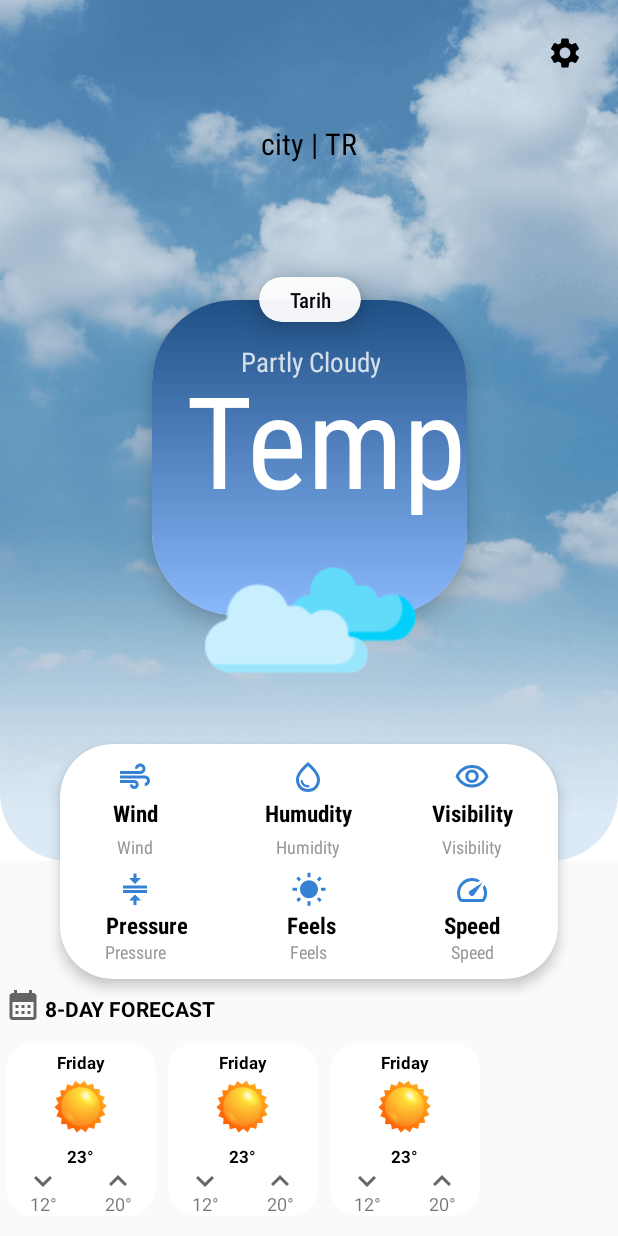
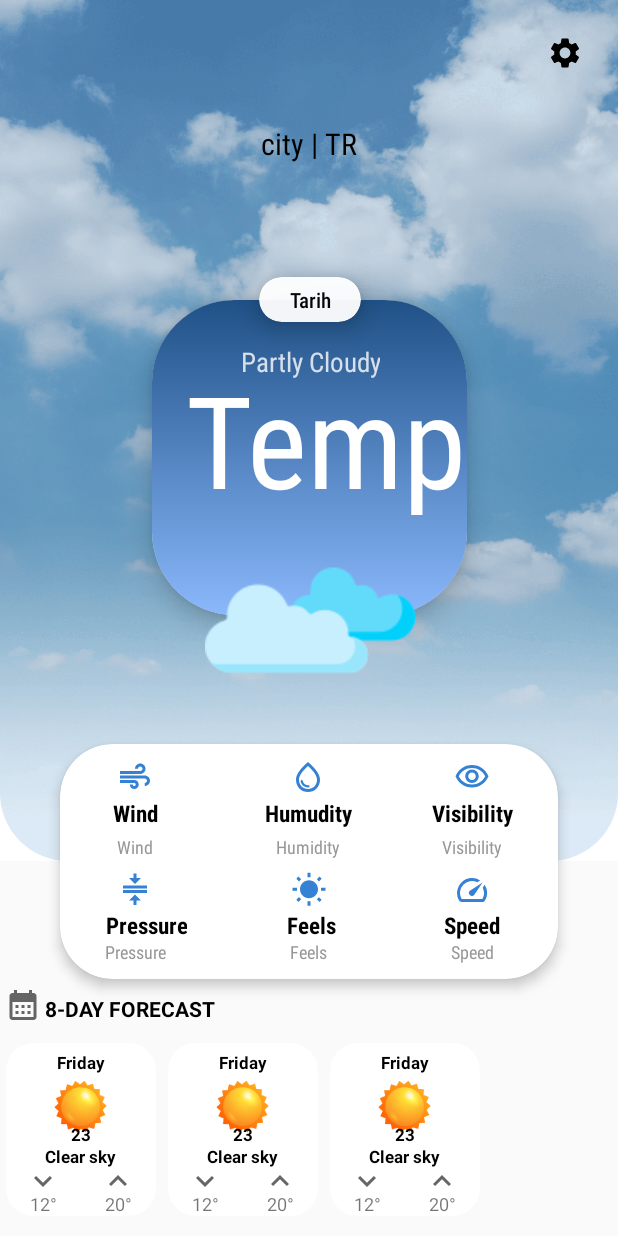
Before and after one commit to Zeynepkryl/WeatherApplicationn, an Android app: the layout activity_main.xml on its own in the app's theme, with its tools: preview values and no code run, on a phone screen of 412 x 824 dp. Run offline under Robolectric (Android 15) with nearby library versions, the phone set to English and light mode, and no system bars.

Commit message:
//itemdaydesign

```diff
--- a/app/src/main/java/com/lesson/weatherapplication/activity/adapter/WeatherModelAdapter.java
+++ b/app/src/main/java/com/lesson/weatherapplication/activity/adapter/WeatherModelAdapter.java
@@ -38,7 +38,8 @@ public class WeatherModelAdapter extends RecyclerView.Adapter<RecyclerView.ViewH
 
         ((WeatherViewHolder) holder).binding.maxTempTextView.setText((int) weatherItem.getTemp().getMax().doubleValue() + "°");
         ((WeatherViewHolder) holder).binding.minTempTextView.setText((int) weatherItem.getTemp().getMin().doubleValue() + "°");
-        ((WeatherViewHolder) holder).binding.temp.setText(String.valueOf(weatherItem.getWeather().get(0).getDescription()));
+        ((WeatherViewHolder) holder).binding.desciription.setText(String.valueOf(weatherItem.getWeather().get(0).getDescription()));
+        ((WeatherViewHolder) holder).binding.temp.setText((int) weatherItem.getTemp().getMorn().doubleValue() + "°");
 
         Glide.with(context)
                 .load("http://openweathermap.org/img/w/" + weatherItem.getWeather().get(0).getIcon() + ".png")
--- a/app/src/main/res/layout/item_day_design.xml
+++ b/app/src/main/res/layout/item_day_design.xml
@@ -49,13 +49,24 @@
                 android:id="@+id/temp"
                 android:layout_width="wrap_content"
                 android:layout_height="wrap_content"
+                android:layout_marginStart="43dp"
+                android:layout_marginTop="53dp"
+                android:textColor="#000000"
+                android:textSize="11dp"
+                android:textStyle="bold"
+                tools:text="23" />
+
+            <TextView
+                android:id="@+id/desciription"
+                android:layout_width="wrap_content"
+                android:layout_height="wrap_content"
                 android:layout_below="@id/idIVCondition"
                 android:layout_centerHorizontal="true"
                 android:layout_marginTop="8dp"
                 android:textColor="#000000"
                 android:textSize="11sp"
                 android:textStyle="bold"
-                tools:text="23°" />
+                tools:text="Clear sky" />
 
             <LinearLayout
                 android:layout_width="match_parent"
```
